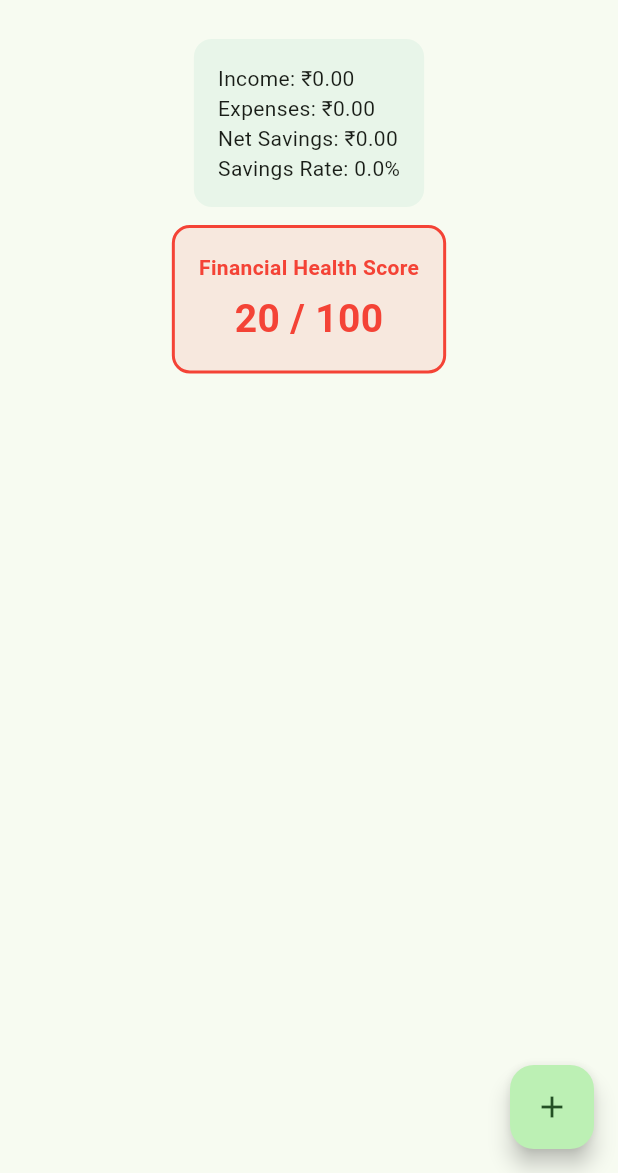
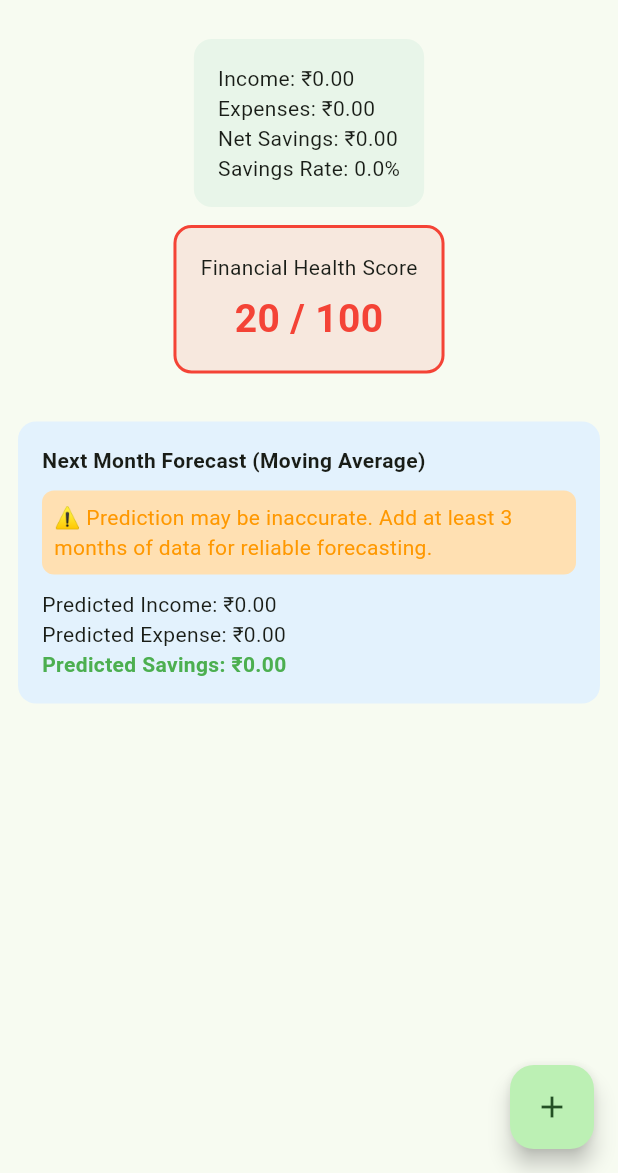
Before and after one commit to ML-CoderX/Cashlio---AI, a Flutter app: the screen it shows after launch, on a phone screen of 412 x 824 dp, the part 63-1236 px from its top. Run offline on Flutter 3.47's test engine with Material 3 defaults, Android fonts, the phone set to English and light mode, and no system bars; our stand-ins replace sqflite; accounts and stored records are empty.

Commit message:
Add financial analyzer for improved expense tracking and forecasting

```diff
--- /dev/null
+++ b/lib/core/ai_engine/financial_analyzer.dart
@@ -0,0 +1,68 @@
+import '../models/expense_model.dart';
+
+class FinancialAnalyzer {
+  final List<Expense> expenses;
+
+  FinancialAnalyzer(this.expenses);
+
+  double get totalIncome =>
+      expenses.where((e) => e.type == "income")
+          .fold(0, (sum, e) => sum + e.amount);
+
+  double get totalExpenses =>
+      expenses.where((e) => e.type == "expense")
+          .fold(0, (sum, e) => sum + e.amount);
+
+  double get netSavings => totalIncome - totalExpenses;
+
+  double get savingsRate =>
+      totalIncome == 0 ? 0 : (netSavings / totalIncome) * 100;
+
+  int get healthScore {
+    if (savingsRate >= 40) return 90;
+    if (savingsRate >= 20) return 75;
+    if (savingsRate >= 10) return 60;
+    if (savingsRate > 0) return 40;
+    return 20;
+  }
+
+  Map<int, double> _monthlyData(String type) {
+    final Map<int, double> data = {};
+    for (var e in expenses.where((e) => e.type == type)) {
+      final month = e.date.month;
+      data[month] = (data[month] ?? 0) + e.amount;
+    }
+    return data;
+  }
+
+  double _movingAverage(Map<int, double> monthlyData) {
+    if (monthlyData.isEmpty) return 0;
+
+    final sortedMonths = monthlyData.keys.toList()..sort();
+    final last3 = sortedMonths.reversed.take(3);
+
+    double total = 0;
+    int count = 0;
+
+    for (var m in last3) {
+      total += monthlyData[m]!;
+      count++;
+    }
+
+    return count == 0 ? 0 : total / count;
+  }
+
+  double get predictedExpense =>
+      _movingAverage(_monthlyData("expense"));
+
+  double get predictedIncome =>
+      _movingAverage(_monthlyData("income"));
+
+  double get predictedSavings =>
+      predictedIncome - predictedExpense;
+
+  bool get hasEnoughPredictionData {
+    return _monthlyData("expense").keys.length >= 3 &&
+        _monthlyData("income").keys.length >= 3;
+  }
+}
--- a/lib/features/dashboard/dashboard_screen.dart
+++ b/lib/features/dashboard/dashboard_screen.dart
@@ -1,7 +1,7 @@
 import 'package:flutter/material.dart';
-import 'package:fl_chart/fl_chart.dart';
 import '../../core/models/expense_model.dart';
 import '../../core/services/expense_repository.dart';
+import '../../core/ai_engine/financial_analyzer.dart';
 import '../expenses/add_expense_screen.dart';
 
 class DashboardScreen extends StatefulWidget {
@@ -28,71 +28,25 @@ class _DashboardScreenState extends State<DashboardScreen> {
     });
   }
 
-  double get totalIncome =>
-      _expenses.where((e) => e.type == "income").fold(0, (sum, e) => sum + e.amount);
-
-  double get totalExpenses =>
-      _expenses.where((e) => e.type == "expense").fold(0, (sum, e) => sum + e.amount);
-
-  double get netSavings => totalIncome - totalExpenses;
-
-  double get savingsRate =>
-      totalIncome == 0 ? 0 : (netSavings / totalIncome) * 100;
-
-  int get healthScore {
-    if (savingsRate >= 40) return 90;
-    if (savingsRate >= 20) return 75;
-    if (savingsRate >= 10) return 60;
-    if (savingsRate > 0) return 40;
-    return 20;
-  }
-
-  Color get healthColor {
-    if (healthScore >= 80) return Colors.green;
-    if (healthScore >= 60) return Colors.lightGreen;
-    if (healthScore >= 40) return Colors.orange;
+  Color _healthColor(int score) {
+    if (score >= 80) return Colors.green;
+    if (score >= 60) return Colors.lightGreen;
+    if (score >= 40) return Colors.orange;
     return Colors.red;
-  }
-
-  Map<int, double> get monthlyExpenses {
-    final Map<int, double> data = {};
-    for (var e in _expenses.where((e) => e.type == "expense")) {
-      final month = e.date.month;
-      data[month] = (data[month] ?? 0) + e.amount;
-    }
-    return data;
-  }
-
-  Map<int, double> get monthlyIncome {
-    final Map<int, double> data = {};
-    for (var e in _expenses.where((e) => e.type == "income")) {
-      final month = e.date.month;
-      data[month] = (data[month] ?? 0) + e.amount;
-    }
-    return data;
-  }
-
-  List<FlSpot> get expenseSpots {
-    return monthlyExpenses.entries
-        .map((e) => FlSpot(e.key.toDouble(), e.value))
-        .toList();
-  }
-
-  List<FlSpot> get incomeSpots {
-    return monthlyIncome.entries
-        .map((e) => FlSpot(e.key.toDouble(), e.value))
-        .toList();
   }
 
   @override
   Widget build(BuildContext context) {
+    final analyzer = FinancialAnalyzer(_expenses);
+    final healthColor = _healthColor(analyzer.healthScore);
+
     return Scaffold(
       appBar: AppBar(title: const Text("Cashlio")),
       body: SingleChildScrollView(
         child: Column(
           children: [
 
-            // Summary
+            // ===== SUMMARY CARD =====
             Container(
               padding: const EdgeInsets.all(16),
               margin: const EdgeInsets.all(12),
@@ -103,15 +57,16 @@ class _DashboardScreenState extends State<DashboardScreen> {
               child: Column(
                 crossAxisAlignment: CrossAxisAlignment.start,
                 children: [
-                  Text("Income: ₹${totalIncome.toStringAsFixed(2)}"),
-                  Text("Expenses: ₹${totalExpenses.toStringAsFixed(2)}"),
-                  Text("Net Savings: ₹${netSavings.toStringAsFixed(2)}"),
-                  Text("Savings Rate: ${savingsRate.toStringAsFixed(1)}%"),
+                  Text("Income: ₹${analyzer.totalIncome.toStringAsFixed(2)}"),
+                  Text("Expenses: ₹${analyzer.totalExpenses.toStringAsFixed(2)}"),
+                  Text("Net Savings: ₹${analyzer.netSavings.toStringAsFixed(2)}"),
+                  Text(
+                      "Savings Rate: ${analyzer.savingsRate.toStringAsFixed(1)}%"),
                 ],
               ),
             ),
 
-            // Health Score
+            // ===== HEALTH SCORE =====
             Container(
               padding: const EdgeInsets.all(16),
               margin: const EdgeInsets.symmetric(horizontal: 12),
@@ -122,14 +77,15 @@ class _DashboardScreenState extends State<DashboardScreen> {
               ),
               child: Column(
                 children: [
-                  Text(
-                    "Financial Health Score",
-                    style: TextStyle(fontWeight: FontWeight.bold, color: healthColor),
-                  ),
+                  const Text("Financial Health Score"),
                   const SizedBox(height: 6),
                   Text(
-                    "$healthScore / 100",
-                    style: TextStyle(fontSize: 26, fontWeight: FontWeight.bold, color: healthColor),
+                    "${analyzer.healthScore} / 100",
+                    style: TextStyle(
+                      fontSize: 26,
+                      fontWeight: FontWeight.bold,
+                      color: healthColor,
+                    ),
                   ),
                 ],
               ),
@@ -137,43 +93,58 @@ class _DashboardScreenState extends State<DashboardScreen> {
 
             const SizedBox(height: 20),
 
-            // Monthly Trend Graph
-            if (expenseSpots.isNotEmpty || incomeSpots.isNotEmpty)
-              Column(
+            // ===== PREDICTION PANEL =====
+            Container(
+              padding: const EdgeInsets.all(16),
+              margin: const EdgeInsets.all(12),
+              decoration: BoxDecoration(
+                color: Colors.blue.shade50,
+                borderRadius: BorderRadius.circular(12),
+              ),
+              child: Column(
+                crossAxisAlignment: CrossAxisAlignment.start,
                 children: [
                   const Text(
-                    "Monthly Trend",
-                    style: TextStyle(fontSize: 16, fontWeight: FontWeight.bold),
+                    "Next Month Forecast (Moving Average)",
+                    style: TextStyle(fontWeight: FontWeight.bold),
                   ),
                   const SizedBox(height: 10),
-                  SizedBox(
-                    height: 250,
-                    child: LineChart(
-                      LineChartData(
-                        titlesData: FlTitlesData(show: true),
-                        lineBarsData: [
-                          LineChartBarData(
-                            spots: expenseSpots,
-                            isCurved: true,
-                            color: Colors.red,
-                            barWidth: 3,
-                          ),
-                          LineChartBarData(
-                            spots: incomeSpots,
-                            isCurved: true,
-                            color: Colors.green,
-                            barWidth: 3,
-                          ),
-                        ],
+
+                  if (!analyzer.hasEnoughPredictionData)
+                    Container(
+                      padding: const EdgeInsets.all(8),
+                      decoration: BoxDecoration(
+                        color: Colors.orange.shade100,
+                        borderRadius: BorderRadius.circular(8),
                       ),
+                      child: const Text(
+                        "⚠ Prediction may be inaccurate. Add at least 3 months of data for reliable forecasting.",
+                        style: TextStyle(color: Colors.orange),
+                      ),
+                    ),
+
+                  const SizedBox(height: 10),
+
+                  Text(
+                      "Predicted Income: ₹${analyzer.predictedIncome.toStringAsFixed(2)}"),
+                  Text(
+                      "Predicted Expense: ₹${analyzer.predictedExpense.toStringAsFixed(2)}"),
+                  Text(
+                    "Predicted Savings: ₹${analyzer.predictedSavings.toStringAsFixed(2)}",
+                    style: TextStyle(
+                      color: analyzer.predictedSavings >= 0
+                          ? Colors.green
+                          : Colors.red,
+                      fontWeight: FontWeight.bold,
                     ),
                   ),
                 ],
               ),
+            ),
 
             const SizedBox(height: 20),
 
-            // Expense List
+            // ===== EXPENSE LIST =====
             ListView.builder(
               shrinkWrap: true,
               physics: const NeverScrollableScrollPhysics(),
@@ -182,10 +153,12 @@ class _DashboardScreenState extends State<DashboardScreen> {
                 final expense = _expenses[index];
 
                 return Card(
-                  margin: const EdgeInsets.symmetric(horizontal: 12, vertical: 6),
+                  margin:
+                      const EdgeInsets.symmetric(horizontal: 12, vertical: 6),
                   child: ListTile(
                     title: Text(expense.title),
-                    subtitle: Text("${expense.category} • ${expense.type}"),
+                    subtitle:
+                        Text("${expense.category} • ${expense.type}"),
                     trailing: Text(
                       "₹${expense.amount.toStringAsFixed(2)}",
                       style: TextStyle(
@@ -202,13 +175,19 @@ class _DashboardScreenState extends State<DashboardScreen> {
           ],
         ),
       ),
+
       floatingActionButton: FloatingActionButton(
         onPressed: () async {
           final result = await Navigator.push(
             context,
-            MaterialPageRoute(builder: (_) => const AddExpenseScreen()),
+            MaterialPageRoute(
+              builder: (_) => const AddExpenseScreen(),
+            ),
           );
-          if (result == true) _loadExpenses();
+
+          if (result == true) {
+            _loadExpenses();
+          }
         },
         child: const Icon(Icons.add),
       ),
```
